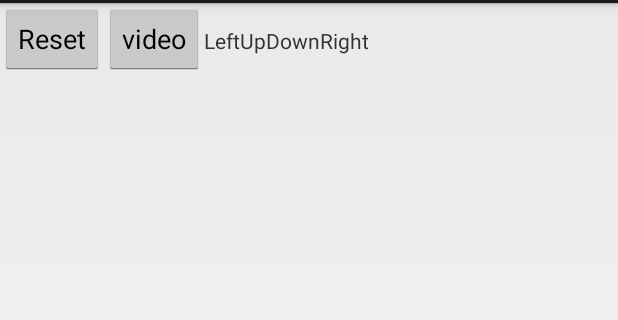
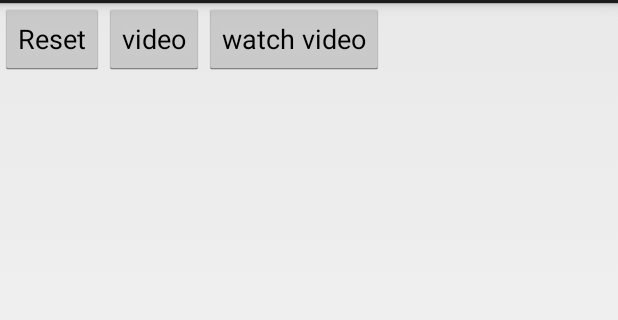
Before and after one commit to mina32/targetmaster, an Android app: the layout objecttrack_controls.xml on its own in the app's theme, with its tools: preview values and no code run, on a phone screen of 412 x 824 dp, the part 69-389 px from its top. Run offline under Robolectric (Android 15) with nearby library versions, the phone set to English and light mode, and no system bars.

Commit message:
Video recording and playback feature

```diff
--- a/app/src/main/AndroidManifest.xml
+++ b/app/src/main/AndroidManifest.xml
@@ -1,7 +1,6 @@
 <?xml version="1.0" encoding="utf-8"?>
 <manifest xmlns:android="http://schemas.android.com/apk/res/android"
     package="org.boofcv.objecttracking">
-
 
     <uses-permission android:name="android.permission.RECORD_AUDIO" />
     <uses-permission android:name="android.permission.CAMERA" />
@@ -38,7 +37,10 @@
         </activity>
         <activity
             android:name=".VideoActivity"
-            android:label="@string/title_activity_video"></activity>
+            android:label="@string/title_activity_video" />
+        <activity
+            android:name=".VideoActivity2"
+            android:label="@string/title_activity_video2"></activity>
     </application>
 
 </manifest>
--- a/app/src/main/res/layout/objecttrack_controls.xml
+++ b/app/src/main/res/layout/objecttrack_controls.xml
@@ -19,34 +19,40 @@
         android:layout_width="wrap_content"
         android:layout_height="wrap_content" />
 
-    <TextView
-        android:layout_width ="wrap_content"
-        android:layout_height="wrap_content"
-        android:id="@+id/left_indicator"
-        android:text="Left"
-       />
+    <Button
+        android:text="watch video"
+        android:id="@+id/watch"
+        android:layout_width="wrap_content"
+        android:layout_height="wrap_content" />
+
+    <!--<TextView-->
+        <!--android:layout_width ="wrap_content"-->
+        <!--android:layout_height="wrap_content"-->
+        <!--android:id="@+id/left_indicator"-->
+        <!--android:text="Left"-->
+       <!--/>-->
 
 
-    <TextView
-        android:layout_width ="wrap_content"
-        android:layout_height="wrap_content"
-        android:id="@+id/up_indicator"
-        android:text="Up"
-        />
+    <!--<TextView-->
+        <!--android:layout_width ="wrap_content"-->
+        <!--android:layout_height="wrap_content"-->
+        <!--android:id="@+id/up_indicator"-->
+        <!--android:text="Up"-->
+        <!--/>-->
 
-    <TextView
-        android:layout_width ="wrap_content"
-        android:layout_height="wrap_content"
-        android:id="@+id/down_indicator"
-        android:text="Down"/>
+    <!--<TextView-->
+        <!--android:layout_width ="wrap_content"-->
+        <!--android:layout_height="wrap_content"-->
+        <!--android:id="@+id/down_indicator"-->
+        <!--android:text="Down"/>-->
 
 
 
-    <TextView
-        android:layout_width ="wrap_content"
-        android:layout_height="wrap_content"
-        android:id="@+id/right_indicator"
-        android:text="Right"/>
+    <!--<TextView-->
+        <!--android:layout_width ="wrap_content"-->
+        <!--android:layout_height="wrap_content"-->
+        <!--android:id="@+id/right_indicator"-->
+        <!--android:text="Right"/>-->
 
 
 
--- a/app/src/main/res/values/strings.xml
+++ b/app/src/main/res/values/strings.xml
@@ -14,5 +14,6 @@
 
     <string name="title_activity_object_tracker">ObjectTrackerActivity</string>
     <string name="title_activity_video">VideoActivity</string>
+    <string name="title_activity_video2">VideoActivity2</string>
 
 </resources>
```
Also changed, not shown: app/src/main/java/org/boofcv/objecttracking/ObjectTrackerActivity.java (+57 -9 lines), app/src/main/java/org/boofcv/objecttracking/VideoActivity.java (+19 -3 lines), app/src/main/res/layout/videoview.xml (+11 -10 lines).
